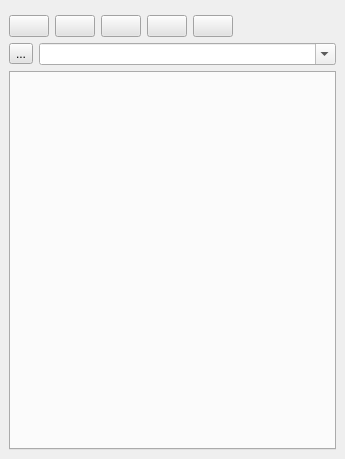
This is qsequoia2/qsequoia2_dockwidget.ui in SequoiApp/Qsequoia2 as Qt 5 draws it before an edit. The edited form follows.
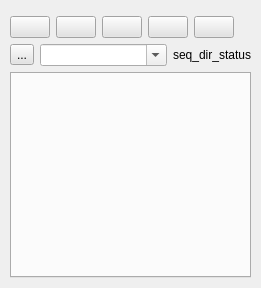
This is the edited form. Icons and pictures are not drawn. Custom widgets are drawn as their Qt base class.

Commit message: add seq dir status validation

The edit to the form file:
```diff
--- a/qsequoia2/qsequoia2_dockwidget.ui
+++ b/qsequoia2/qsequoia2_dockwidget.ui
@@ -6,8 +6,8 @@
    <rect>
     <x>0</x>
     <y>0</y>
-    <width>345</width>
-    <height>459</height>
+    <width>261</width>
+    <height>288</height>
    </rect>
   </property>
   <property name="minimumSize">
@@ -25,6 +25,18 @@
   </property>
   <widget class="QWidget" name="dockWidgetContents">
    <layout class="QVBoxLayout" name="main_layout">
+    <property name="leftMargin">
+     <number>10</number>
+    </property>
+    <property name="topMargin">
+     <number>10</number>
+    </property>
+    <property name="rightMargin">
+     <number>10</number>
+    </property>
+    <property name="bottomMargin">
+     <number>10</number>
+    </property>
     <item>
      <layout class="QHBoxLayout" name="hbox_button_container">
       <property name="topMargin">
@@ -144,6 +156,13 @@
         </property>
        </widget>
       </item>
+      <item>
+       <widget class="QLabel" name="lbl_seq_dir_status">
+        <property name="text">
+         <string>seq_dir_status</string>
+        </property>
+       </widget>
+      </item>
      </layout>
     </item>
     <item>
```
The commit also changes 2 other files.
